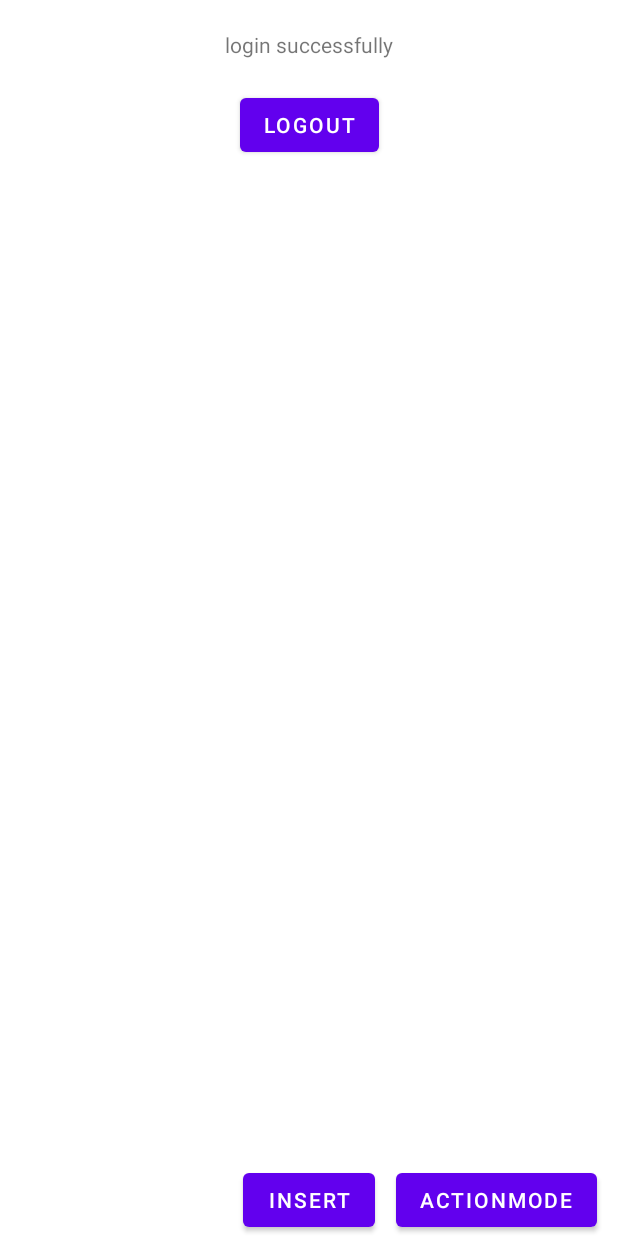
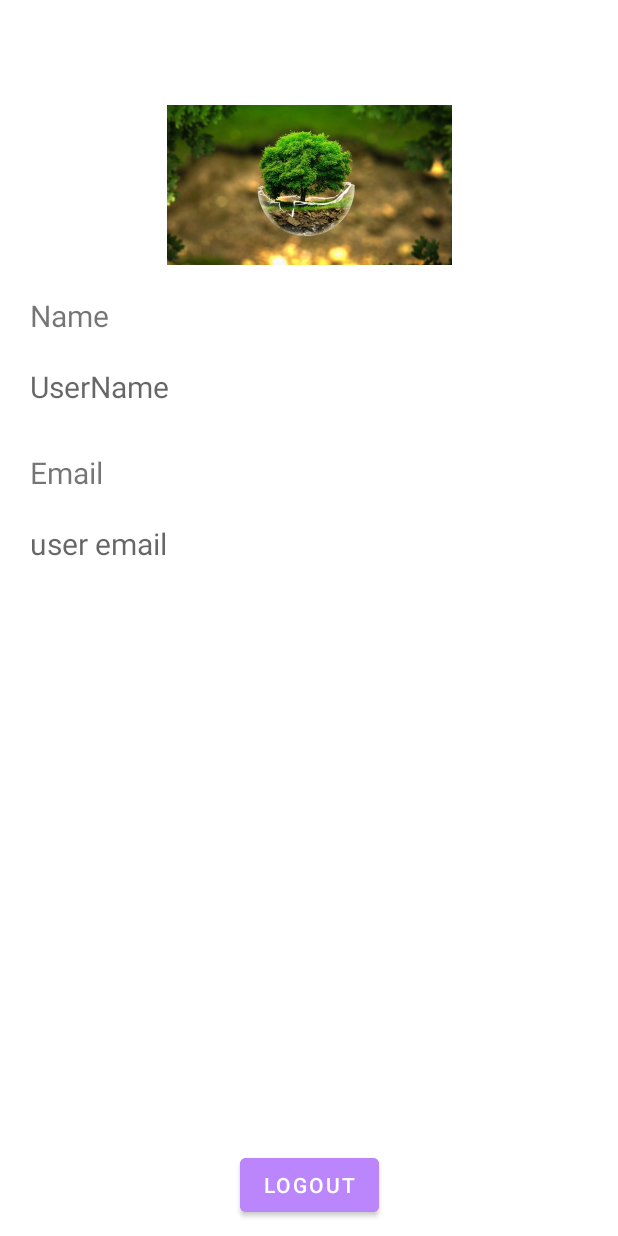
Before and after one commit to aziz100199/actionproject, an Android app: the fragment LoginSuccessFragment placed in its activity, on a phone screen of 412 x 824 dp. Run offline under Robolectric (Android 15) with nearby library versions, the phone set to English and light mode, and no system bars; our stand-ins replace Room's generated code, Timber.

Commit message:
layout settings

```diff
--- a/app/src/main/java/com/unit/spinneractivity/actionmode/ActionModeActivity.kt
+++ b/app/src/main/java/com/unit/spinneractivity/actionmode/ActionModeActivity.kt
@@ -37,7 +37,7 @@ class ActionModeActivity : AppCompatActivity(), actionmodeAdapter.AdapterCallBac
         actionMode()
         clicklistner()
         actionViewModel.init()
-//        recyclerlist()
+
 
     }
 
--- a/app/src/main/java/com/unit/spinneractivity/roomdatabase/fragments/LoginRegisterFragment.kt
+++ b/app/src/main/java/com/unit/spinneractivity/roomdatabase/fragments/LoginRegisterFragment.kt
@@ -7,6 +7,7 @@ import android.view.ViewGroup
 import androidx.fragment.app.Fragment
 import androidx.fragment.app.activityViewModels
 import com.google.android.material.snackbar.Snackbar
+import com.unit.spinneractivity.RoomDbActivity
 import com.unit.spinneractivity.databinding.FragmentRoomLoginInterfaceBinding
 import com.unit.spinneractivity.roomdatabase.room.entities.UserEntity
 import com.unit.spinneractivity.roomdatabase.viewmodel.RoomViewModel
@@ -29,12 +30,21 @@ class LoginRegisterFragment() : Fragment() {
 
         clickListner()
         subscribeObservers()
+        toolbar()
+    }
+
+    private fun toolbar() {
+        (requireContext() as RoomDbActivity).setSupportActionBar(binding?.toolbar)
+        (requireContext() as RoomDbActivity).supportActionBar?.title="User Login"
+        (requireContext() as RoomDbActivity).getSupportActionBar()?.setDisplayHomeAsUpEnabled(true)
+        (requireContext() as RoomDbActivity).getSupportActionBar()?.setDisplayShowHomeEnabled(true)
+
     }
 
     private fun subscribeObservers() {
 
+
     }
-
     private fun clickListner() {
         binding?.registerbtn?.setOnClickListener {
             viewmodel.loadFragment(RegisterFragment())
@@ -55,4 +65,8 @@ class LoginRegisterFragment() : Fragment() {
 
 
     }
+
+
+
+
 }
--- a/app/src/main/java/com/unit/spinneractivity/roomdatabase/fragments/LoginSuccessFragment.kt
+++ b/app/src/main/java/com/unit/spinneractivity/roomdatabase/fragments/LoginSuccessFragment.kt
@@ -4,14 +4,17 @@ import android.app.DatePickerDialog
 import android.os.Bundle
 import android.view.*
 import android.widget.Toast
+import androidx.appcompat.view.ActionMode
 import androidx.fragment.app.Fragment
 import androidx.fragment.app.activityViewModels
 import androidx.recyclerview.widget.ItemTouchHelper
 import androidx.recyclerview.widget.LinearLayoutManager
 import androidx.recyclerview.widget.RecyclerView
 import com.unit.spinneractivity.R
+import com.unit.spinneractivity.RoomDbActivity
 import com.unit.spinneractivity.databinding.FragmentLoginSuccessBinding
 import com.unit.spinneractivity.roomdatabase.adapter.RoomAdapter
+import com.unit.spinneractivity.roomdatabase.room.entities.DataEntity
 import com.unit.spinneractivity.roomdatabase.viewmodel.RoomViewModel
 import java.util.*
 
@@ -20,7 +23,8 @@ class LoginSuccessFragment : Fragment() {
 
     var binding: FragmentLoginSuccessBinding? = null
     val roomadatapter = RoomAdapter()
-    var actionmodecallback: ActionMode.Callback? = null
+    var checklistisEmpy: MutableList<DataEntity>? = null
+    lateinit var actionmodecallback: ActionMode.Callback
     var dateInstance: DatePickerDialog.OnDateSetListener? = null
     val viewmodel by activityViewModels<RoomViewModel>()
 
@@ -36,12 +40,18 @@ class LoginSuccessFragment : Fragment() {
     override fun onViewCreated(view: View, savedInstanceState: Bundle?) {
         super.onViewCreated(view, savedInstanceState)
 
-        itemTouchListner()
-        recycler()
-        datePickder()
+//        itemTouchListner()
+//        recycler()
+//        datePickder()
         clicklistner()
         suscribeobserver()
         actionmode()
+        checkProfileInformation()
+    }
+
+    private fun checkProfileInformation() {
+
+        binding?.snackbar?.let { viewmodel.checkUserProfile(it) }
 
     }
 
@@ -74,36 +84,38 @@ class LoginSuccessFragment : Fragment() {
         }
     }
 
-    private fun itemTouchListner() {
-
-        ItemTouchHelper(object : ItemTouchHelper.SimpleCallback(0, ItemTouchHelper.RIGHT) {
-            override fun onMove(
-                recyclerView: RecyclerView,
-                viewHolder: RecyclerView.ViewHolder,
-                target: RecyclerView.ViewHolder,
-            ): Boolean {
-                return false
-            }
-
-            override fun onSwiped(viewHolder: RecyclerView.ViewHolder, direction: Int) {
-                val itemposition = viewHolder.adapterPosition
-                viewmodel.deletItemOnPositon(itemposition)
-            }
-
-        }).attachToRecyclerView(binding?.recycler)
-    }
+//    private fun itemTouchListner() {
+//
+//        ItemTouchHelper(object : ItemTouchHelper.SimpleCallback(0, ItemTouchHelper.RIGHT) {
+//            override fun onMove(
+//                recyclerView: RecyclerView,
+//                viewHolder: RecyclerView.ViewHolder,
+//                target: RecyclerView.ViewHolder,
+//            ): Boolean {
+//                return false
+//            }
+//
+//            override fun onSwiped(viewHolder: RecyclerView.ViewHolder, direction: Int) {
+//                val itemposition = viewHolder.adapterPosition
+//                viewmodel.deletItemOnPositon(itemposition)
+//            }
+//
+//        }).attachToRecyclerView(binding?.recycler)
+//    }
 
     private fun suscribeobserver() {
         viewmodel.userDataListLD.observe(viewLifecycleOwner) {
             roomadatapter.datsset(it)
+            checklistisEmpy?.addAll(it)
+
         }
 
     }
 
-    private fun recycler() {
-        binding?.recycler?.layoutManager = LinearLayoutManager(requireContext())
-        binding?.recycler?.adapter = roomadatapter
-    }
+//    private fun recycler() {
+//        binding?.recycler?.layoutManager = LinearLayoutManager(requireContext())
+//        binding?.recycler?.adapter = roomadatapter
+//    }
 
 
     private fun clicklistner() {
@@ -113,29 +125,28 @@ class LoginSuccessFragment : Fragment() {
             viewmodel.loadFragment(LoginRegisterFragment())
 
         }
-        binding?.actionmode?.setOnClickListener {
-
-
-        }
-
-
-        binding?.insert?.setOnClickListener {
-            val calendar = Calendar.getInstance()
-            DatePickerDialog(requireContext(),
-                dateInstance,
-                calendar.get(Calendar.YEAR),
-                calendar.get(Calendar.MONTH),
-                calendar.get(Calendar.DAY_OF_MONTH))
-                .show()
-
-        }
+//        binding?.actionmode?.setOnClickListener {
+//            (requireContext() as RoomDbActivity).startSupportActionMode(actionmodecallback)
+//
+//        }
+//
+//        binding?.insert?.setOnClickListener {
+//            val calendar = Calendar.getInstance()
+//            DatePickerDialog(requireContext(),
+//                dateInstance,
+//                calendar.get(Calendar.YEAR),
+//                calendar.get(Calendar.MONTH),
+//                calendar.get(Calendar.DAY_OF_MONTH))
+//                .show()
+//
+//        }
     }
 
-    fun datePickder() {
-        dateInstance = DatePickerDialog.OnDateSetListener { view, year, mont, dayofmont ->
-            viewmodel.onDatePicked(year, mont, dayofmont)
-        }
-    }
+//    fun datePickder() {
+//        dateInstance = DatePickerDialog.OnDateSetListener { view, year, mont, dayofmont ->
+//            viewmodel.onDatePicked(year, mont, dayofmont)
+//        }
+//    }
 
 
 }
--- a/app/src/main/java/com/unit/spinneractivity/roomdatabase/room/dao/DataDao.kt
+++ b/app/src/main/java/com/unit/spinneractivity/roomdatabase/room/dao/DataDao.kt
@@ -10,7 +10,7 @@ import com.unit.spinneractivity.roomdatabase.room.entities.DataEntity
 @Dao
 interface DataDao {
     @Insert
-    fun insertData(userEntity: DataEntity)
+ fun insertData(userEntity: DataEntity)
 
     @Query("SELECT * FROM DataEntity WHERE userid=:uid")
     fun getAllData(uid: Int): List<DataEntity>?
--- a/app/src/main/res/drawable/delet.xml
+++ b/app/src/main/res/drawable/delet.xml
@@ -1,4 +1,4 @@
-<vector android:height="24dp" android:tint="#FFFFFF"
+<vector android:height="24dp" android:tint="#C6C6C6"
     android:viewportHeight="24" android:viewportWidth="24"
     android:width="24dp" xmlns:android="http://schemas.android.com/apk/res/android">
     <path android:fillColor="@android:color/white" android:pathData="M6,19c0,1.1 0.9,2 2,2h8c1.1,0 2,-0.9 2,-2V7H6v12zM19,4h-3.5l-1,-1h-5l-1,1H5v2h14V4z"/>
--- a/app/src/main/res/layout/fragment_login_success.xml
+++ b/app/src/main/res/layout/fragment_login_success.xml
@@ -6,52 +6,73 @@
     android:layout_height="match_parent"
     tools:context=".roomdatabase.fragments.LoginSuccessFragment">
 
-    <TextView
-        android:id="@+id/textvie"
-        android:layout_width="wrap_content"
-        android:layout_height="wrap_content"
-        android:layout_marginTop="20dp"
-        android:text="login successfully"
-        app:layout_constraintEnd_toEndOf="parent"
-        app:layout_constraintStart_toStartOf="parent"
-        app:layout_constraintTop_toTopOf="parent" />
+    <!--    <TextView-->
+    <!--        android:id="@+id/textvie"-->
+    <!--        android:layout_width="wrap_content"-->
+    <!--        android:layout_height="wrap_content"-->
+    <!--        android:layout_marginTop="20dp"-->
+    <!--        android:text="login successfully"-->
+    <!--        app:layout_constraintEnd_toEndOf="parent"-->
+    <!--        app:layout_constraintStart_toStartOf="parent"-->
+    <!--        app:layout_constraintTop_toTopOf="parent" />-->
 
     <Button
         android:id="@+id/logout"
         android:layout_width="wrap_content"
         android:layout_height="wrap_content"
         android:layout_marginTop="20dp"
-        android:text="logout"
+        android:layout_marginBottom="10dp"
+        android:backgroundTint="@color/purple_200"
+        android:text="@string/logout"
+        app:layout_constraintBottom_toBottomOf="parent"
         app:layout_constraintEnd_toEndOf="parent"
         app:layout_constraintStart_toStartOf="parent"
-        app:layout_constraintTop_toBottomOf="@id/textvie" />
+        app:layout_constraintTop_toBottomOf="@id/extralayout" />
 
-    <androidx.recyclerview.widget.RecyclerView
-        android:id="@+id/recycler"
+    <!--    <androidx.recyclerview.widget.RecyclerView-->
+    <!--        android:id="@+id/recycler"-->
+    <!--        android:layout_width="match_parent"-->
+    <!--        android:layout_height="0dp"-->
+    <!--        app:layout_constraintBottom_toTopOf="@id/insert"-->
+    <!--        app:layout_constraintEnd_toEndOf="parent"-->
+    <!--        app:layout_constraintStart_toStartOf="parent"-->
+    <!--        app:layout_constraintTop_toBottomOf="@id/logout" />-->
+
+    <!--    <Button-->
+    <!--        android:id="@+id/insert"-->
+    <!--        android:layout_width="wrap_content"-->
+    <!--        android:layout_height="wrap_content"-->
+    <!--        android:layout_marginTop="20dp"-->
+    <!--        android:text="insert"-->
+    <!--        app:layout_constraintBottom_toBottomOf="parent"-->
+    <!--        app:layout_constraintEnd_toEndOf="parent"-->
+    <!--        app:layout_constraintStart_toStartOf="parent" />-->
+
+    <!--    <Button-->
+    <!--        android:id="@+id/actionmode"-->
+    <!--        android:layout_width="wrap_content"-->
+    <!--        android:layout_height="wrap_content"-->
+    <!--        android:layout_marginTop="20dp"-->
+    <!--        android:text="actionmode"-->
+    <!--        app:layout_constraintBottom_toBottomOf="parent"-->
+    <!--        app:layout_constraintEnd_toEndOf="parent"-->
+    <!--        app:layout_constraintStart_toEndOf="@id/insert" />-->
+
+    <include
+        android:id="@+id/extralayout"
+        layout="@layout/fragment_succfullylogin_include_layout"
         android:layout_width="match_parent"
         android:layout_height="0dp"
-        app:layout_constraintBottom_toTopOf="@id/insert"
+        app:layout_constraintBottom_toTopOf="@id/logout"
         app:layout_constraintEnd_toEndOf="parent"
         app:layout_constraintStart_toStartOf="parent"
-        app:layout_constraintTop_toBottomOf="@id/logout" />
+        app:layout_constraintTop_toTopOf="parent" />
 
-    <Button
-        android:id="@+id/insert"
-        android:layout_width="wrap_content"
+    <androidx.coordinatorlayout.widget.CoordinatorLayout
+        android:id="@+id/snackbar"
+        android:layout_width="match_parent"
         android:layout_height="wrap_content"
-        android:layout_marginTop="20dp"
-        android:text="insert"
-        app:layout_constraintBottom_toBottomOf="parent"
-        app:layout_constraintEnd_toEndOf="parent"
-        app:layout_constraintStart_toStartOf="parent" />
-    <Button
-        android:id="@+id/actionmode"
-        android:layout_width="wrap_content"
-        android:layout_height="wrap_content"
-        android:layout_marginTop="20dp"
-        android:text="actionmode"
-        app:layout_constraintBottom_toBottomOf="parent"
-        app:layout_constraintEnd_toEndOf="parent"
-        app:layout_constraintStart_toEndOf="@id/insert" />
+        app:layout_constraintStart_toStartOf="parent"
+        app:layout_constraintTop_toTopOf="parent" />
 
 </androidx.constraintlayout.widget.ConstraintLayout>
--- /dev/null
+++ b/app/src/main/res/layout/fragment_succfullylogin_include_layout.xml
@@ -0,0 +1,64 @@
+<?xml version="1.0" encoding="utf-8"?>
+<androidx.constraintlayout.widget.ConstraintLayout xmlns:android="http://schemas.android.com/apk/res/android"
+    xmlns:app="http://schemas.android.com/apk/res-auto"
+    android:layout_width="match_parent"
+    android:layout_height="match_parent">
+
+    <ImageView
+        android:id="@+id/profilepicture"
+        android:layout_width="wrap_content"
+        android:layout_height="wrap_content"
+        android:layout_marginTop="70dp"
+        android:src="@drawable/collapsingtoolbar"
+        app:layout_constraintEnd_toEndOf="parent"
+        app:layout_constraintStart_toStartOf="parent"
+        app:layout_constraintTop_toTopOf="parent" />
+
+    <TextView
+        android:id="@+id/username"
+        android:layout_width="wrap_content"
+        android:layout_height="wrap_content"
+        android:layout_marginStart="10dp"
+        android:layout_marginTop="10dp"
+        android:padding="10dp"
+        android:text="Name"
+        android:textSize="20dp"
+        app:layout_constraintStart_toStartOf="parent"
+        app:layout_constraintTop_toBottomOf="@id/profilepicture" />
+
+    <TextView
+        android:id="@+id/usernamedisplay"
+        android:layout_width="wrap_content"
+        android:layout_height="wrap_content"
+        android:layout_marginStart="10dp"
+        android:hint="UserName"
+        android:padding="10dp"
+        android:textSize="20dp"
+        app:layout_constraintStart_toStartOf="parent"
+        app:layout_constraintTop_toBottomOf="@id/username" />
+
+    <TextView
+        android:id="@+id/email"
+        android:layout_width="wrap_content"
+        android:layout_height="wrap_content"
+        android:layout_marginStart="10dp"
+        android:layout_marginTop="10dp"
+        android:padding="10dp"
+        android:text="Email"
+        android:textSize="20dp"
+        app:layout_constraintStart_toStartOf="parent"
+        app:layout_constraintTop_toBottomOf="@id/usernamedisplay" />
+
+    <TextView
+        android:id="@+id/emaildisplay"
+        android:layout_width="wrap_content"
+        android:layout_height="wrap_content"
+        android:layout_marginStart="10dp"
+        android:hint="user email"
+        android:padding="10dp"
+        android:textSize="20dp"
+        app:layout_constraintStart_toStartOf="parent"
+        app:layout_constraintTop_toBottomOf="@id/email" />
+
+
+</androidx.constraintlayout.widget.ConstraintLayout>
--- a/app/src/main/res/menu/actionmodemenu.xml
+++ b/app/src/main/res/menu/actionmodemenu.xml
@@ -5,8 +5,5 @@
         android:icon="@drawable/delet"
         android:title="Delet" />
 
-    <item
-        android:id="@+id/size"
-        android:title="size"
-        />
+
 </menu>
--- a/app/src/main/res/values/strings.xml
+++ b/app/src/main/res/values/strings.xml
@@ -38,6 +38,8 @@
     </string-array>
     <!-- TODO: Remove or change this placeholder text -->
     <string name="hello_blank_fragment">Hello blank fragment</string>
+    <string name="logout">logout</string>
+    <string name="put_your_name">Put Your Name</string>
 
 
 </resources>
```
Also changed, not shown: app/src/main/java/com/unit/spinneractivity/roomdatabase/adapter/RoomAdapter.kt (+5 -5 lines), app/src/main/java/com/unit/spinneractivity/roomdatabase/fragments/ProfileFragment.kt (added, +49 -0 lines), app/src/main/java/com/unit/spinneractivity/roomdatabase/room/entities/DataEntity.kt (+6 -4 lines), app/src/main/java/com/unit/spinneractivity/roomdatabase/room/repository/UserRepository.kt (+11 -3 lines), app/src/main/java/com/unit/spinneractivity/roomdatabase/viewmodel/RoomViewModel.kt (+79 -42 lines), app/src/main/res/layout/fragment_profile.xml (added, +75 -0 lines), app/src/main/res/layout/fragment_room_login_interface.xml (+17 -6 lines).
